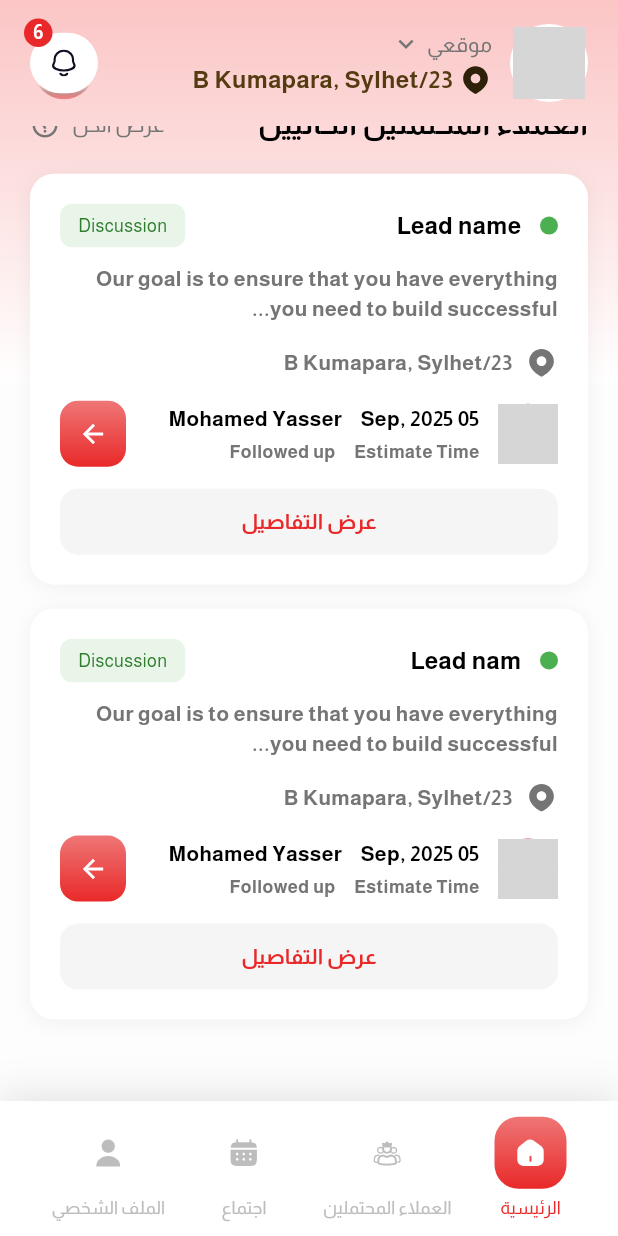
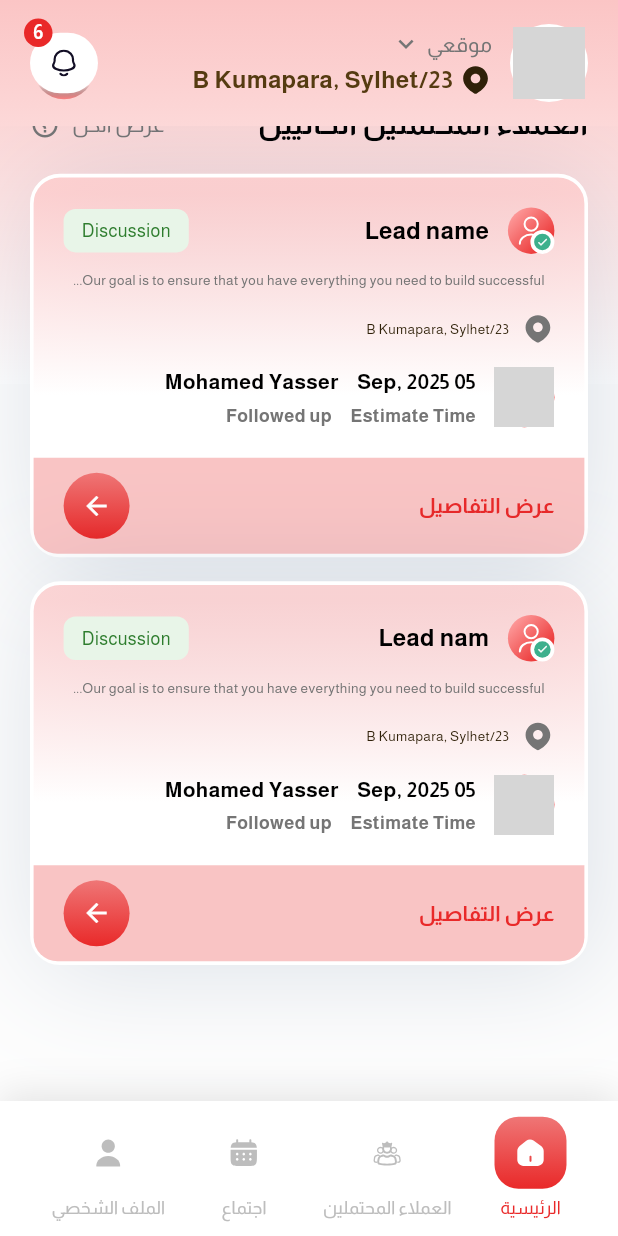
Before and after one commit to Tqniait123/crm_app, a Flutter app: the HomeScreen screen opened by its route, scrolled down 1025 dp, on a phone screen of 412 x 824 dp. Run offline on Flutter 3.47's test engine with Material 3 defaults, Android fonts, the phone set to English and light mode, and no system bars; our stand-ins replace auto_size_text, bloc, bot_toast, cached_network_image, connectivity_plus, dartz and 20 more; accounts and stored records are empty; network calls fail; grey boxes are pictures that could not be loaded.

Commit message:
feat(home): update lead card UI to match Figma design
- Implement gradient background and updated shadow effects
- Redesign status indicator with user icon and checkmark
- Adjust padding and styling for better visual hierarchy
- Move view details button to bottom with improved styling

```diff
--- a/lib/features/home/presentation/widgets/current_leads_section.dart
+++ b/lib/features/home/presentation/widgets/current_leads_section.dart
@@ -1,7 +1,11 @@
 import 'package:crm_app/core/extensions/num_extension.dart';
 import 'package:crm_app/core/extensions/string_to_icon.dart';
+import 'package:crm_app/core/extensions/text_style_extension.dart';
+import 'package:crm_app/core/extensions/theme_extension.dart';
+import 'package:crm_app/core/extensions/widget_extensions.dart';
 import 'package:crm_app/core/static/constants.dart';
 import 'package:crm_app/core/static/icons.dart';
+import 'package:crm_app/core/theme/colors.dart';
 import 'package:crm_app/core/translations/locale_keys.g.dart';
 import 'package:easy_localization/easy_localization.dart';
 import 'package:flutter/material.dart';
@@ -84,25 +88,92 @@ class LeadCard extends StatelessWidget {
   @override
   Widget build(BuildContext context) {
     return Container(
-      padding: const EdgeInsets.all(20),
+      // padding: const EdgeInsets.only(left: 20, right: 20, top: 20),
       decoration: BoxDecoration(
-        color: Colors.white,
-        borderRadius: BorderRadius.circular(16),
-        boxShadow: [BoxShadow(color: Colors.black.withOpacity(0.05), blurRadius: 10, offset: const Offset(0, 2))],
+        // Updated gradient background to match Figma
+        gradient: const LinearGradient(
+          begin: Alignment(0.0, -1.0), // Top
+          end: Alignment(0.0, 0.68), // 68.7% down
+          colors: [
+            Color.fromRGBO(254, 205, 205, 0.8), // rgba(254, 205, 205, 0.8)
+            Colors.white,
+          ],
+          stops: [0.0615, 0.687], // 6.15% and 68.7%
+        ),
+        // White border
+        border: Border.all(color: Colors.white, width: 2.4),
+        borderRadius: BorderRadius.circular(20), // Updated to match Figma (20px)
+        // Updated shadow to match Figma
+        boxShadow: [
+          BoxShadow(
+            color: const Color.fromRGBO(12, 50, 99, 0.14), // rgba(12, 50, 99, 0.14)
+            blurRadius: 65,
+            offset: const Offset(5, 4),
+          ),
+        ],
       ),
       child: Column(
         crossAxisAlignment: CrossAxisAlignment.start,
         children: [
           // Header row with name and status
+          Column(
+            children: [
               Row(
                 children: [
                   // Status indicator
+                  Stack(
+                    children: [
+                      // Main gradient circle
                       Container(
-                width: 12,
-                height: 12,
-                decoration: BoxDecoration(color: leadData['statusColor'], shape: BoxShape.circle),
+                        width: 31,
+                        height: 31,
+                        decoration: BoxDecoration(
+                          gradient: const LinearGradient(
+                            begin: Alignment(-0.8, -0.8),
+                            end: Alignment(0.8, 0.8),
+                            colors: [Color(0xFFFE9E9E), Color(0xFFE92929)],
+                          ),
+                          borderRadius: BorderRadius.circular(35),
+                        ),
                       ),
 
+                      // User icon
+                      Positioned.fill(
+                        child: Center(
+                          child: Column(
+                            mainAxisSize: MainAxisSize.min,
+                            children: [AppIcons.profile.icon(color: Colors.white)],
+                          ),
+                        ),
+                      ),
+
+                      // Status indicator
+                      Positioned(
+                        right: 0,
+                        bottom: 0,
+                        child: Container(
+                          width: 16,
+                          height: 16,
+                          decoration: BoxDecoration(
+                            color: Colors.white,
+                            borderRadius: BorderRadius.circular(35),
+                            border: Border.all(color: Colors.white, width: 1),
+                          ),
+                          child: Center(
+                            child: Container(
+                              width: 11,
+                              height: 11,
+                              decoration: BoxDecoration(
+                                color: const Color(0xFF3DB08D),
+                                borderRadius: BorderRadius.circular(35),
+                              ),
+                              child: const Icon(Icons.check, size: 8, color: Colors.white),
+                            ),
+                          ),
+                        ),
+                      ),
+                    ],
+                  ),
                   12.gap,
 
                   Expanded(
@@ -127,7 +198,7 @@ class LeadCard extends StatelessWidget {
               12.gap,
 
               // Description
-          Text(leadData['description'], style: TextStyle(fontSize: 14, color: Colors.grey[600], height: 1.4)),
+              Text(leadData['description'], style: context.bodyMedium.s10.regular.copyWith(color: Colors.grey[600])),
 
               16.gap,
 
@@ -137,7 +208,10 @@ class LeadCard extends StatelessWidget {
                   AppIcons.locationPinIc.icon(color: Colors.grey[600]),
                   8.gap,
                   Expanded(
-                child: Text(leadData['location'], style: TextStyle(fontSize: 14, color: Colors.grey[600])),
+                    child: Text(
+                      leadData['location'],
+                      style: context.bodyMedium.s10.regular.copyWith(color: Color(0xff2F2109)),
+                    ),
                   ),
                 ],
               ),
@@ -183,8 +257,26 @@ class LeadCard extends StatelessWidget {
                       ],
                     ),
                   ),
+                ],
+              ),
+            ],
+          ).paddingSymmetric(20, 20),
 
-              // Action button
+          Container(
+            padding: const EdgeInsets.symmetric(horizontal: 20, vertical: 10),
+            width: double.infinity,
+
+            decoration: BoxDecoration(
+              borderRadius: BorderRadius.only(bottomLeft: Radius.circular(16), bottomRight: Radius.circular(16)),
+              color: AppColors.primary.withAlpha(70),
+            ),
+            child: Row(
+              mainAxisAlignment: MainAxisAlignment.spaceBetween,
+              children: [
+                Text(
+                  LocaleKeys.view_details.tr(),
+                  style: const TextStyle(fontSize: 14, fontWeight: FontWeight.w600, color: AppColors.primary),
+                ),
                 Container(
                   padding: const EdgeInsets.all(12),
                   decoration: BoxDecoration(
@@ -193,25 +285,11 @@ class LeadCard extends StatelessWidget {
                       end: Alignment.bottomCenter,
                       colors: [Color(0xFFEF7676), Color(0xFFE92929)],
                     ),
-                  borderRadius: BorderRadius.circular(12),
+                    borderRadius: BorderRadius.circular(50),
                   ),
                   child: const Icon(Icons.arrow_forward, color: Colors.white, size: 20),
                 ),
               ],
-          ),
-
-          16.gap,
-
-          // View Details button
-          Container(
-            width: double.infinity,
-            padding: const EdgeInsets.symmetric(vertical: 12),
-            decoration: BoxDecoration(color: const Color(0xFFF5F5F5), borderRadius: BorderRadius.circular(12)),
-            child: Center(
-              child: Text(
-                LocaleKeys.view_details.tr(),
-                style: const TextStyle(fontSize: 14, fontWeight: FontWeight.w600, color: Color(0xFFE92929)),
-              ),
             ),
           ),
         ],
```
Lines whose indentation alone changed are shown as unchanged.
